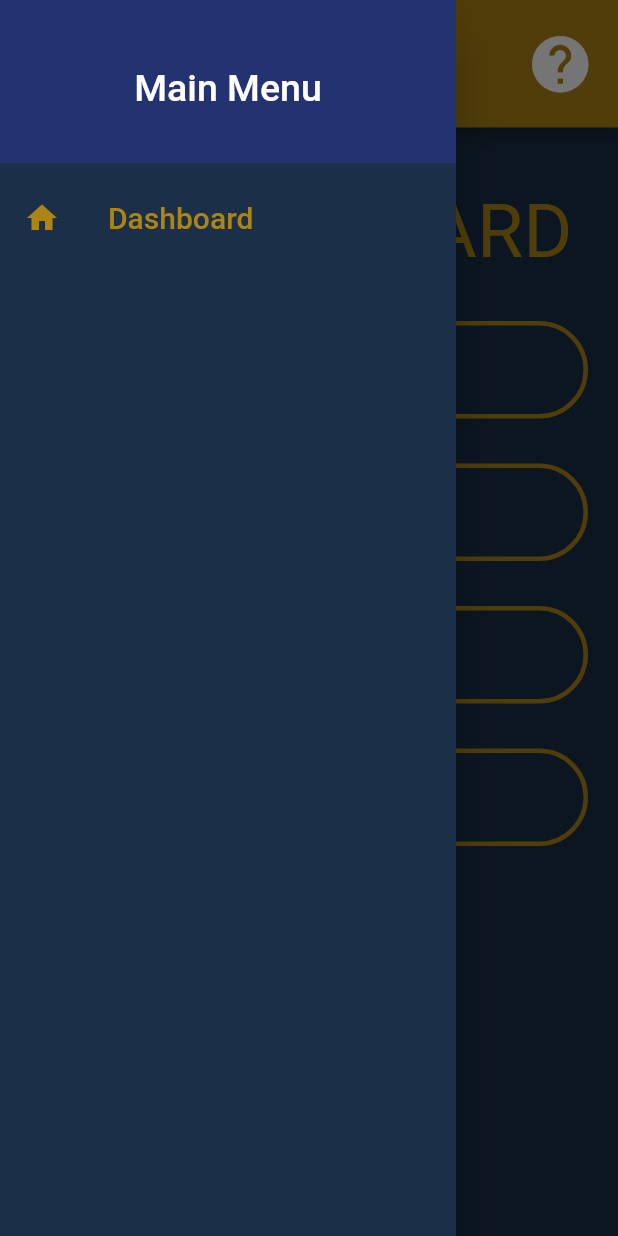
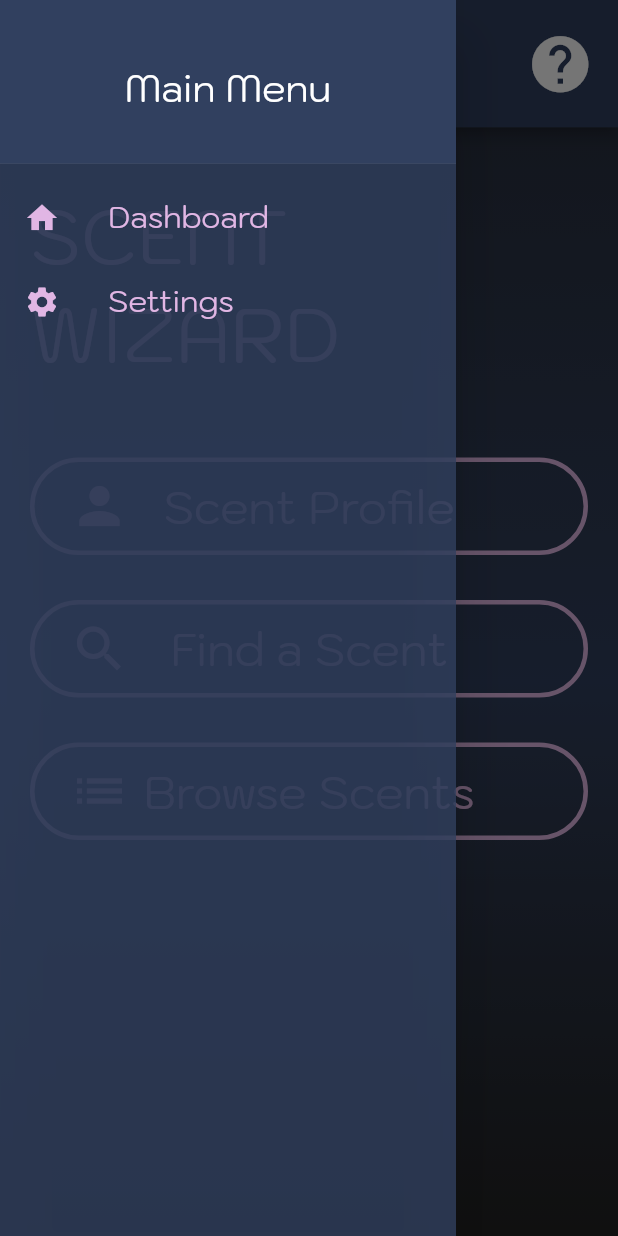
Before and after one commit to AlexTarian/scent_wiz, a Flutter app: the screen it shows after launch, with the side drawer open, on a phone screen of 412 x 824 dp. Run offline on Flutter 3.47's test engine with Material 2 defaults, Android fonts, the light colour scheme and no system bars; our stand-ins replace rflutter_alert, shared_preferences.

Commit message:
Set all three theme colors.

```diff
--- a/lib/components/nav_menu.dart
+++ b/lib/components/nav_menu.dart
@@ -1,6 +1,7 @@
 import 'package:flutter/material.dart';
 import 'package:scent_wiz/constants.dart';
 import 'package:scent_wiz/views/home_screen.dart';
+import 'package:scent_wiz/views/settings_screen.dart';
 
 
 class NavDrawer extends StatelessWidget {
@@ -9,7 +10,7 @@ class NavDrawer extends StatelessWidget {
   @override
   Widget build(BuildContext context) {
     return Drawer(
-      backgroundColor: Theme.of(context).scaffoldBackgroundColor,
+      backgroundColor: Theme.of(context).primaryColorDark.withOpacity(0.80),
       child: ListView(
         padding: EdgeInsets.zero,
         children: <Widget>[
@@ -17,7 +18,7 @@ class NavDrawer extends StatelessWidget {
             height: 117.0,
             child: DrawerHeader(
               decoration: BoxDecoration(
-                color: themeColor,
+                color: Theme.of(context).appBarTheme.backgroundColor,
               ),
               child: const Center(
                 child: Text(
@@ -28,7 +29,7 @@ class NavDrawer extends StatelessWidget {
             ),
           ),
           ListTile(
-            iconColor: themeColor,
+            iconColor: Theme.of(context).primaryColor,
             leading: Icon(
               Icons.home,
               color: Theme.of(context).primaryColor,
@@ -43,6 +44,22 @@ class NavDrawer extends StatelessWidget {
                   context, MaterialPageRoute(builder: (context) => const HomeScreen()));
             },
           ),
+          ListTile(
+            iconColor: Theme.of(context).primaryColor,
+            leading: Icon(
+              Icons.settings,
+              color: Theme.of(context).primaryColor,
+            ),
+            title: const Text('Settings',
+              style: TextStyle(
+                fontSize: 20.0,
+              ),
+            ),
+            onTap: () {
+              Navigator.pushReplacement(
+                  context, MaterialPageRoute(builder: (context) => SettingsScreen()));
+            },
+          ),
         ],
       ),
     );
--- a/lib/constants.dart
+++ b/lib/constants.dart
@@ -2,7 +2,7 @@ import 'package:flutter/material.dart';
 import 'main.dart';
 
 const Color willowGold = Color(0xFFae8514);
-const Color usaflAccent = Color(0xFF5b9bd5);
+const Color willowGray = Color(0xFF31405f);
 final Color themeColor = MyApp.themeNotifier.value == ThemeMode.light ? const Color(0xFF233271) : const Color(0xFF5b9bd5);
 final Color themeTextColor = MyApp.themeNotifier.value == ThemeMode.light ? Colors.white: Colors.white;
 const TextStyle chalk = TextStyle(color: Color(0xFFCED8F7),fontFamily: 'PermanentMarker');
@@ -15,7 +15,8 @@ final ThemeData lightTheme = ThemeData(
   primaryColor: const Color(0xFFae8514),
   primaryColorLight: const Color(0xFF1b3048),
   primaryColorDark: const Color(0xFF1b3048),
-  splashColor: usaflAccent,
+  splashColor: willowGold,
+  fontFamily: 'Kodchasan',
   dialogBackgroundColor: Colors.white,
   textTheme: const TextTheme(
     bodyText1: TextStyle(),
@@ -29,25 +30,41 @@ final ThemeData lightTheme = ThemeData(
 final ThemeData darkTheme = ThemeData(
   scaffoldBackgroundColor: const Color(0xFF222222),
   primarySwatch: customAccentColor,
-  appBarTheme: const AppBarTheme(color: usaflAccent),
-  primaryColor: usaflAccent,
-  primaryColorLight: willowGold.withOpacity(0.5),
-  primaryColorDark: const Color(0xFF222222),
-  splashColor: usaflAccent,
-  //fontFamily: 'Kodchasan',
+  appBarTheme: const AppBarTheme(color: willowGray),
+  primaryColor: const Color(0xFFe1b6e4),
+  primaryColorLight: willowGray.withOpacity(1),
+  primaryColorDark: willowGray.withOpacity(0.5),
+  splashColor: Color(0xFF327087),
+  fontFamily: 'Kodchasan',
   brightness: Brightness.dark,
+  dialogBackgroundColor: const Color(0xFF222222),
+  textTheme: const TextTheme(
+    bodyText1: TextStyle(),
+    bodyText2: TextStyle(),
+  ).apply(
+    bodyColor: const Color(0xFFe1b6e4),
+    displayColor: const Color(0xFFe1b6e4),
+  ),
 );
 
 final ThemeData aestheticTheme = ThemeData(
   scaffoldBackgroundColor: const Color(0xFF222222),
   primarySwatch: customAccentColor,
-  appBarTheme: const AppBarTheme(color: willowGold),
-  primaryColor: const Color(0xFFfe75fe),
-  primaryColorLight: const Color(0x757e00ff),
-  primaryColorDark: const Color(0xFF120458),
-  splashColor: const Color(0xFF7e00ff),
+  appBarTheme: const AppBarTheme(color: willowGray),
+  primaryColor: const Color(0xFFffffff),
+  primaryColorLight: const Color(0xFFa35390),
+  primaryColorDark: const Color(0xFF602750),
+  splashColor: const Color(0xFFe1b6e4),
   fontFamily: 'Kodchasan',
   brightness: Brightness.dark,
+  dialogBackgroundColor: Colors.white,
+  textTheme: const TextTheme(
+    bodyText1: TextStyle(),
+    bodyText2: TextStyle(),
+  ).apply(
+    bodyColor: const Color(0xFFffffff),
+    displayColor: const Color(0xFFce65ba),
+  ),
 );
 
 Map<int, Color> primaryColorCodes =
@@ -68,16 +85,16 @@ MaterialColor customPrimaryColor = MaterialColor(0xFFae8514, primaryColorCodes);
 
 Map<int, Color> accentColorCodes =
 {
-  50:const Color.fromRGBO(91,155,213, .1),
-  100:const Color.fromRGBO(91,155,213, .2),
-  200:const Color.fromRGBO(91,155,213, .3),
-  300:const Color.fromRGBO(91,155,213, .4),
-  400:const Color.fromRGBO(91,155,213, .5),
-  500:const Color.fromRGBO(91,155,213, .6),
-  600:const Color.fromRGBO(91,155,213, .7),
-  700:const Color.fromRGBO(91,155,213, .8),
-  800:const Color.fromRGBO(91,155,213, .9),
-  900:const Color.fromRGBO(91,155,213, 1),
+  50:const Color.fromRGBO(49, 64, 95, .1),
+  100:const Color.fromRGBO(49, 64, 95, .2),
+  200:const Color.fromRGBO(49, 64, 95, .3),
+  300:const Color.fromRGBO(49, 64, 95, .4),
+  400:const Color.fromRGBO(49, 64, 95, .5),
+  500:const Color.fromRGBO(49, 64, 95, .6),
+  600:const Color.fromRGBO(49, 64, 95, .7),
+  700:const Color.fromRGBO(49, 64, 95, .8),
+  800:const Color.fromRGBO(49, 64, 95, .9),
+  900:const Color.fromRGBO(49, 64, 95, 1),
 };
 
-MaterialColor customAccentColor = MaterialColor(0xFF5b9bd5, primaryColorCodes);
+MaterialColor customAccentColor = MaterialColor(0xFF31405f, primaryColorCodes);
--- a/lib/main.dart
+++ b/lib/main.dart
@@ -40,8 +40,8 @@ class _MyAppState extends State<MyApp> {
           return MaterialApp(
             debugShowCheckedModeBanner: false,
             title: 'Splash Screen',
-            theme: lightTheme,
-            darkTheme: MyApp.aestheticMode ? aestheticTheme : darkTheme,
+            theme: darkTheme,
+            darkTheme: MyApp.aestheticMode ? aestheticTheme : lightTheme,
             themeMode: currentMode,
             home: SplashScreen(),
           );
--- a/lib/views/home_screen.dart
+++ b/lib/views/home_screen.dart
@@ -1,9 +1,7 @@
 import 'package:flutter/material.dart';
-import 'package:scent_wiz/constants.dart';
 import 'package:scent_wiz/components/custom_app_bar.dart';
 import 'package:scent_wiz/components/nav_menu.dart';
 import 'package:scent_wiz/components/icon_box_button.dart';
-import 'package:scent_wiz/views/settings_screen.dart';
 
 class HomeScreen extends StatefulWidget {
   const HomeScreen({Key? key}) : super(key: key);
@@ -13,7 +11,6 @@ class HomeScreen extends StatefulWidget {
 }
 
 class _HomeScreenState extends State<HomeScreen> {
-
   @override
   Widget build(BuildContext context) {
     return Scaffold(
@@ -21,20 +18,11 @@ class _HomeScreenState extends State<HomeScreen> {
       drawerEnableOpenDragGesture: false,
       appBar: PreferredSize(
         preferredSize: const Size.fromHeight(85.0),
-        child: Builder(
-            builder: (context) {
-              return customAppBar(
-                  iconR: Icons.help,
-                  onPressedR: () {
-
-                  }
-              );
-            }
+        child: Builder(builder: (context) {
+          return customAppBar(iconR: Icons.help, onPressedR: () {});
+        }),
       ),
-      ),
-      body: SafeArea(
-        minimum: const EdgeInsets.all(20.0),
-        child: Center(
+      body: Center(
         child: Container(
           height: double.infinity,
           decoration: BoxDecoration(
@@ -42,30 +30,30 @@ class _HomeScreenState extends State<HomeScreen> {
             begin: Alignment.topCenter,
             end: Alignment.bottomCenter,
             colors: [
+              Theme.of(context).primaryColorDark,
+              Theme.of(context).primaryColorLight,
               Theme.of(context).scaffoldBackgroundColor,
-                    Theme.of(context).primaryColorLight,
-                    Theme.of(context).primaryColorDark,
             ],
-                )
-            ),
+          )),
+          child: SafeArea(
+            minimum: const EdgeInsets.all(20.0),
             child: Column(
               children: <Widget>[
                 const SizedBox(height: 20.0),
-                const Text('SCENT WIZARD',
+                const Text(
+                  'SCENT WIZARD',
                   style: TextStyle(
                     //fontFamily: 'PermanentMarker',
                     fontSize: 50.0,
                   ),
                 ),
-                const SizedBox(height: 30.0),
+                const SizedBox(height: 50.0),
                 GestureDetector(
                   child: const IconBoxButton(
                     icon: Icons.person,
                     text: 'Scent Profile',
                   ),
-                  onTap: () {
-
-                  },
+                  onTap: () {},
                 ),
                 const SizedBox(height: 30.0),
                 GestureDetector(
@@ -73,9 +61,7 @@ class _HomeScreenState extends State<HomeScreen> {
                     icon: Icons.search,
                     text: 'Find a Scent',
                   ),
-                  onTap: () {
-
-                  },
+                  onTap: () {},
                 ),
                 const SizedBox(height: 30.0),
                 GestureDetector(
@@ -83,21 +69,10 @@ class _HomeScreenState extends State<HomeScreen> {
                     icon: Icons.list,
                     text: 'Browse Scents',
                   ),
-                  onTap: () {
-
-                  },
+                  onTap: () {},
                 ),
                 const SizedBox(height: 30.0),
-                GestureDetector(
-                  child: const IconBoxButton(
-                    icon: Icons.settings,
-                    text: 'Settings',
-                  ),
-                  onTap: () {
-                    Navigator.pushReplacement(context,
-                        MaterialPageRoute(builder: (context) => (SettingsScreen())));
-                  },
-                ),
+
               ],
             ),
           ),
--- a/lib/views/splash_screen.dart
+++ b/lib/views/splash_screen.dart
@@ -20,11 +20,9 @@ class SplashScreenState extends State<SplashScreen> {
             context, MaterialPageRoute(builder: (context) => const HomeScreen()))
     );
   }
-
   @override
   Widget build(BuildContext context) {
     return Scaffold(
-      backgroundColor: Colors.white,
       body: Container(
         height: double.infinity,
         width: double.infinity,
@@ -33,9 +31,9 @@ class SplashScreenState extends State<SplashScreen> {
               begin: Alignment.topCenter,
               end: Alignment.bottomCenter,
               colors: [
+                Theme.of(context).primaryColorDark,
+                Theme.of(context).primaryColorLight,
                 Theme.of(context).scaffoldBackgroundColor,
-                Theme.of(context).primaryColorLight,
-                Theme.of(context).primaryColorDark,
               ],
             )
         ),
```
Also changed, not shown: lib/views/settings_screen.dart (+10 -11 lines). Lines whose indentation alone changed are shown as unchanged.
